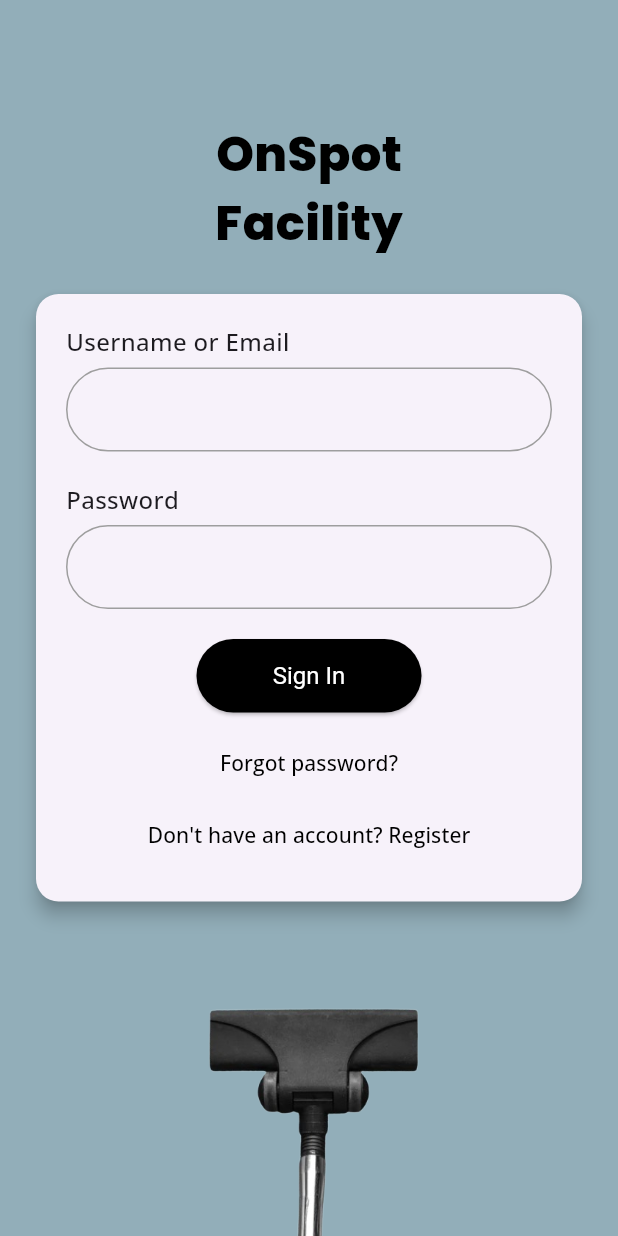
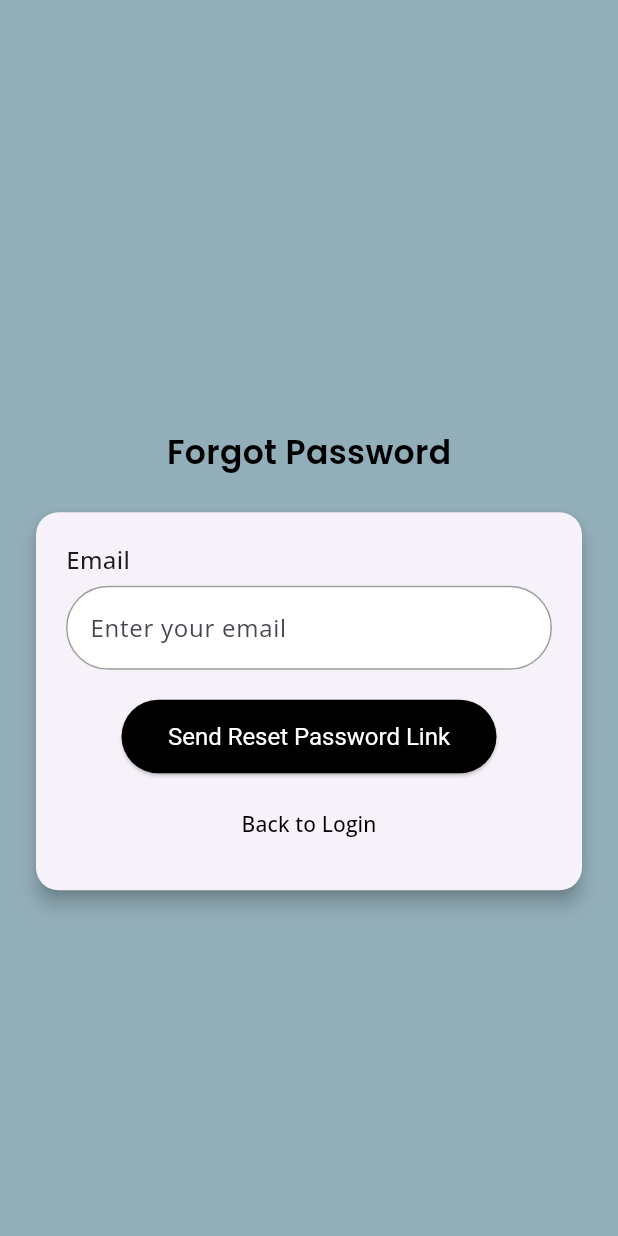
Before and after one commit to aliahmrn/onspot, a Flutter app: the screen it shows after launch, after a tap on "Forgot password?", on a phone screen of 412 x 824 dp. Run offline on Flutter 3.47's test engine with Material 3 defaults, Android fonts, the phone set to English and light mode, and no system bars; our stand-ins replace flutter_svg, google_fonts, shared_preferences.

Commit message:
forgot password page

```diff
--- /dev/null
+++ b/lib/forgot_password.dart
@@ -0,0 +1,129 @@
+import 'package:flutter/material.dart';
+import 'package:google_fonts/google_fonts.dart';
+
+class ForgotPasswordScreen extends StatefulWidget {
+  const ForgotPasswordScreen({super.key});
+
+  @override
+  _ForgotPasswordScreenState createState() => _ForgotPasswordScreenState();
+}
+
+class _ForgotPasswordScreenState extends State<ForgotPasswordScreen> {
+  final TextEditingController _emailController = TextEditingController();
+  String _message = '';
+
+  @override
+  Widget build(BuildContext context) {
+    return Scaffold(
+      backgroundColor: const Color(0xFF92AEB9),
+      body: Center(
+        child: SingleChildScrollView(
+          child: Padding(
+            padding: const EdgeInsets.all(20.0),
+            child: Column(
+              mainAxisAlignment: MainAxisAlignment.center,
+              crossAxisAlignment: CrossAxisAlignment.center,
+              children: <Widget>[
+                const SizedBox(height: 60),
+                Text(
+                  'Forgot Password',
+                  style: GoogleFonts.poppins(
+                    fontSize: 22,
+                    fontWeight: FontWeight.w600, // ExtraBold weight
+                    color: Color.fromARGB(255, 0, 0, 0),
+                  ),
+                ),
+                const SizedBox(height: 20),
+                Card(
+                  elevation: 5,
+                  shape: RoundedRectangleBorder(
+                    borderRadius: BorderRadius.circular(15),
+                  ),
+                  child: Padding(
+                    padding: const EdgeInsets.all(20.0),
+                    child: Column(
+                      mainAxisAlignment: MainAxisAlignment.center,
+                      children: <Widget>[
+                        _buildInputField('Email', _emailController),
+                        const SizedBox(height: 20),
+                        ElevatedButton(
+                          onPressed: () {
+                            setState(() {
+                              _message = 'A password reset link has been sent to your email.';
+                            });
+                          },
+                          style: ElevatedButton.styleFrom(
+                            backgroundColor: Colors.black,
+                            padding: const EdgeInsets.symmetric(vertical: 15),
+                            minimumSize: const Size(250, 40),
+                            shape: RoundedRectangleBorder(
+                              borderRadius: BorderRadius.circular(30),
+                            ),
+                            textStyle: const TextStyle(fontSize: 16),
+                          ),
+                          child: const Text('Send Reset Password Link', style: TextStyle(color: Colors.white)),
+                        ),
+                        const SizedBox(height: 10),
+                        if (_message.isNotEmpty) ...[
+                          Text(
+                            _message,
+                            style: const TextStyle(color: Colors.green),
+                          ),
+                          const SizedBox(height: 10),
+                        ],
+                        TextButton(
+                          onPressed: () {
+                            Navigator.pop(context);
+                          },
+                          child: const Text(
+                            'Back to Login',
+                            style: TextStyle(color: Colors.black),
+                          ),
+                        ),
+                      ],
+                    ),
+                  ),
+                ),
+              ],
+            ),
+          ),
+        ),
+      ),
+    );
+  }
+
+  Widget _buildInputField(String label, TextEditingController controller) {
+    return Column(
+      crossAxisAlignment: CrossAxisAlignment.start,
+      children: [
+        Text(
+          label,
+          style: const TextStyle(fontSize: 16, fontWeight: FontWeight.w500),
+        ),
+        const SizedBox(height: 6),
+        SizedBox(
+          width: 350,
+          child: TextField(
+            controller: controller,
+            decoration: InputDecoration(
+              border: OutlineInputBorder(
+                borderRadius: BorderRadius.circular(30), // Increase border radius for more rounded corners
+              ),
+              enabledBorder: OutlineInputBorder(
+                borderRadius: BorderRadius.circular(30), // Apply to enabled border as well
+                borderSide: const BorderSide(color: Colors.grey),
+              ),
+              focusedBorder: OutlineInputBorder(
+                borderRadius: BorderRadius.circular(30), // Apply to focused border
+                borderSide: const BorderSide(color: Colors.black),
+              ),
+              hintText: 'Enter your email',
+              filled: true,
+              fillColor: Colors.white,
+            ),
+          ),
+        ),
+      ],
+    );
+  }
+}
--- a/lib/login.dart
+++ b/lib/login.dart
@@ -3,6 +3,7 @@ import 'package:flutter/material.dart';
 import '../service/auth_service.dart';
 import 'register.dart';
 import 'package:google_fonts/google_fonts.dart';
+import 'forgot_password.dart';
 
 class LoginScreen extends StatefulWidget {
   const LoginScreen({super.key});
@@ -126,13 +127,18 @@ Widget build(BuildContext context) {
                         ),
                         const SizedBox(height: 10),
                       ],
-                      TextButton(
-                        onPressed: () {},
-                        child: const Text(
-                          'Forgot password?',
-                          style: TextStyle(color: Colors.black),
+                        TextButton(
+                          onPressed: () {
+                            Navigator.push(
+                              context,
+                              MaterialPageRoute(builder: (context) => const ForgotPasswordScreen()),
+                            );
+                          },
+                          child: const Text(
+                            'Forgot password?',
+                            style: TextStyle(color: Colors.black),
+                          ),
                         ),
-                      ),
                       TextButton(
                         onPressed: () {
                           Navigator.push(
```
